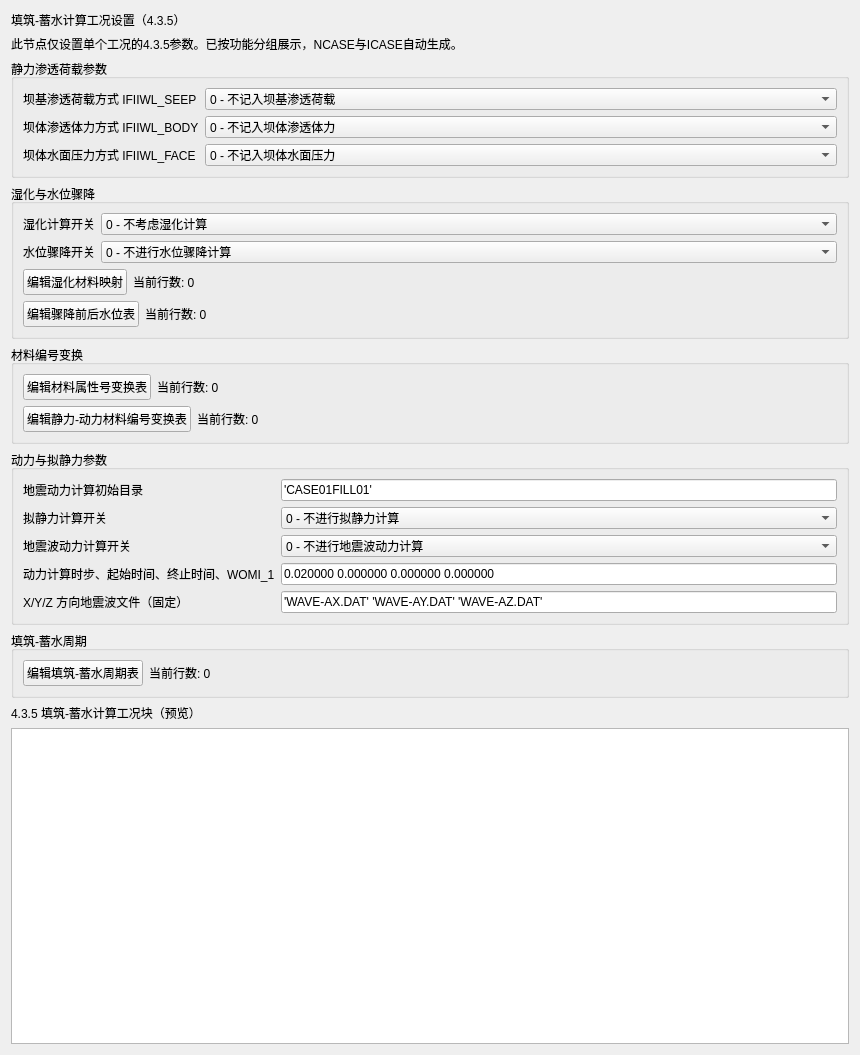
Before: the Qt Designer form plugins/Base_Slover/FillStorageCyclePage.ui in asd977/base_cae, drawn with Qt 5.
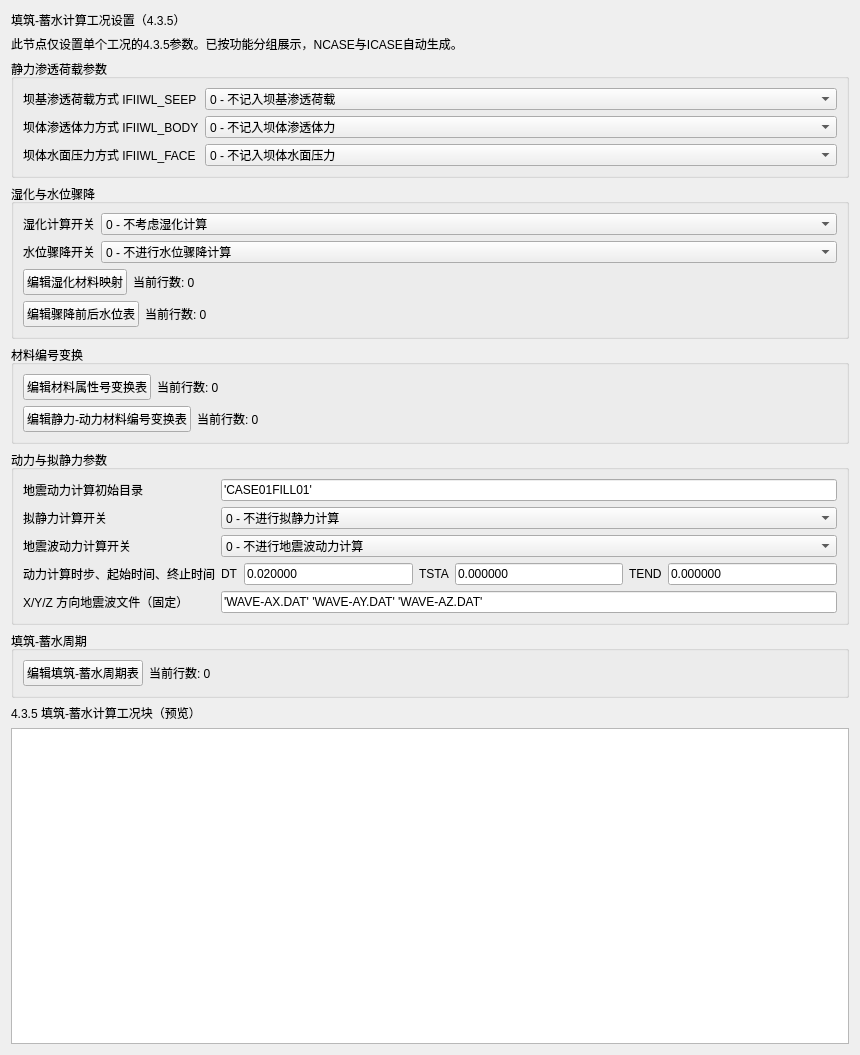
After: the same form once the commit is applied.

Commit message: Split dynamic time inputs and localize FillStorage cycle table editors

```diff
--- a/plugins/Base_Slover/FillStorageCyclePage.ui
+++ b/plugins/Base_Slover/FillStorageCyclePage.ui
@@ -122,8 +122,17 @@
         <item row="1" column="1"><widget class="QComboBox" name="comboIFMODE"><item><property name="text"><string>0 - 不进行拟静力计算</string></property></item><item><property name="text"><string>1 - 进行拟静力计算</string></property></item></widget></item>
         <item row="2" column="0"><widget class="QLabel" name="labelIFWAVE"><property name="text"><string>地震波动力计算开关</string></property></widget></item>
         <item row="2" column="1"><widget class="QComboBox" name="comboIFWAVE"><item><property name="text"><string>0 - 不进行地震波动力计算</string></property></item><item><property name="text"><string>1 - 进行地震波动力计算</string></property></item></widget></item>
-        <item row="3" column="0"><widget class="QLabel" name="labelDT_BLOCK"><property name="text"><string>动力计算时步、起始时间、终止时间、WOMI_1</string></property></widget></item>
-        <item row="3" column="1"><widget class="QLineEdit" name="editDT_BLOCK"><property name="text"><string>0.020000 0.000000 0.000000 0.000000</string></property></widget></item>
+        <item row="3" column="0"><widget class="QLabel" name="labelDT_BLOCK"><property name="text"><string>动力计算时步、起始时间、终止时间</string></property></widget></item>
+        <item row="3" column="1">
+         <layout class="QHBoxLayout" name="layoutDT">
+          <item><widget class="QLabel" name="labelDT"><property name="text"><string>DT</string></property></widget></item>
+          <item><widget class="QLineEdit" name="editDT"><property name="text"><string>0.020000</string></property></widget></item>
+          <item><widget class="QLabel" name="labelTSTA"><property name="text"><string>TSTA</string></property></widget></item>
+          <item><widget class="QLineEdit" name="editTSTA"><property name="text"><string>0.000000</string></property></widget></item>
+          <item><widget class="QLabel" name="labelTEND"><property name="text"><string>TEND</string></property></widget></item>
+          <item><widget class="QLineEdit" name="editTEND"><property name="text"><string>0.000000</string></property></widget></item>
+         </layout>
+        </item>
         <item row="4" column="0"><widget class="QLabel" name="labelWAVE_FILES"><property name="text"><string>X/Y/Z 方向地震波文件（固定）</string></property></widget></item>
         <item row="4" column="1"><widget class="QLineEdit" name="editWAVE_FILES"><property name="text"><string>'WAVE-AX.DAT' 'WAVE-AY.DAT' 'WAVE-AZ.DAT'</string></property></widget></item>
        </layout>
```
The commit also changes 1 other file.
